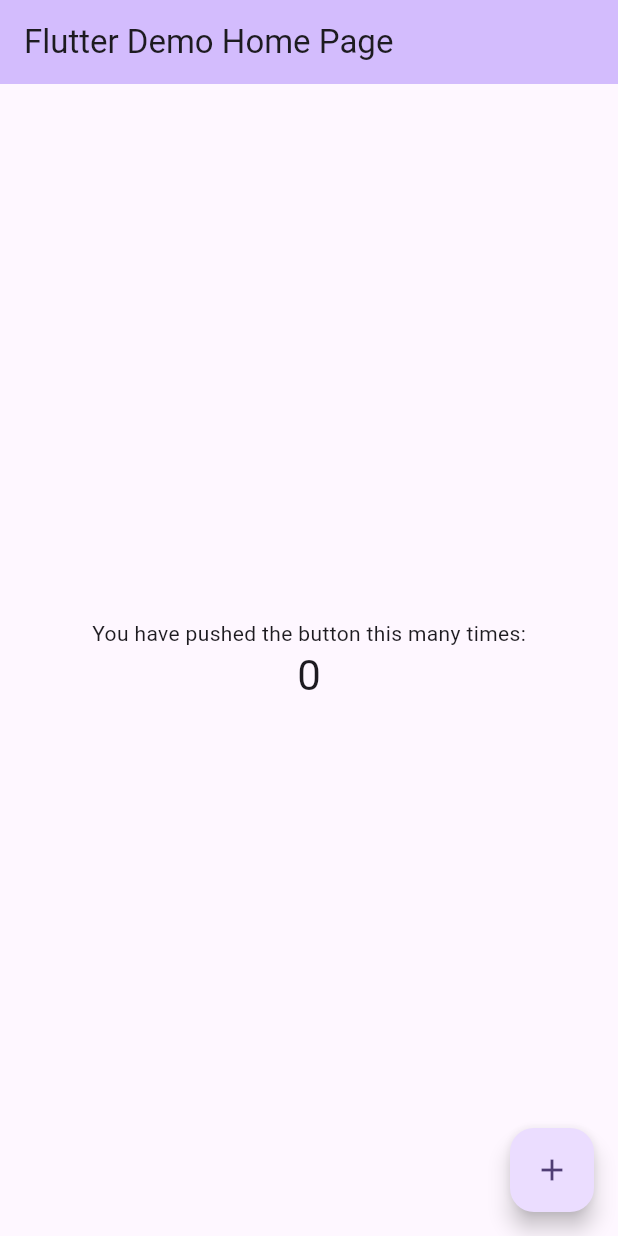
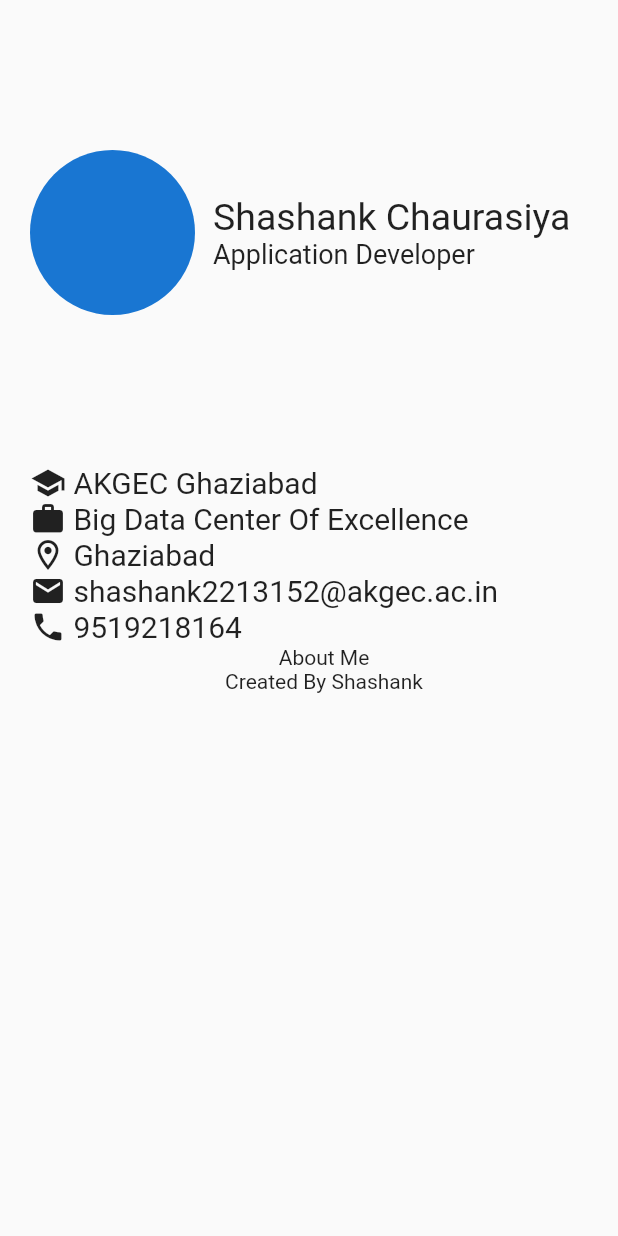
Before and after one commit to Shashankcode9/portfolio, a Flutter app: the screen it shows after launch, on a phone screen of 412 x 824 dp. Run offline on Flutter 3.47's test engine with Material 2 defaults, Android fonts, the phone set to English and light mode, and no system bars.

Commit message:
1st update

```diff
--- a/lib/main.dart
+++ b/lib/main.dart
@@ -1,125 +1,77 @@
 import 'package:flutter/material.dart';
 
 void main() {
-  runApp(const MyApp());
+  runApp(MaterialApp(
+    home: Home(),
+  ));
 }
 
-class MyApp extends StatelessWidget {
-  const MyApp({super.key});
+class Home extends StatelessWidget {
+  const Home({super.key});
 
-  // This widget is the root of your application.
   @override
   Widget build(BuildContext context) {
-    return MaterialApp(
-      title: 'Flutter Demo',
-      theme: ThemeData(
-        // This is the theme of your application.
-        //
-        // TRY THIS: Try running your application with "flutter run". You'll see
-        // the application has a blue toolbar. Then, without quitting the app,
-        // try changing the seedColor in the colorScheme below to Colors.green
-        // and then invoke "hot reload" (save your changes or press the "hot
-        // reload" button in a Flutter-supported IDE, or press "r" if you used
-        // the command line to start the app).
-        //
-        // Notice that the counter didn't reset back to zero; the application
-        // state is not lost during the reload. To reset the state, use hot
-        // restart instead.
-        //
-        // This works for code too, not just values: Most code changes can be
-        // tested with just a hot reload.
-        colorScheme: ColorScheme.fromSeed(seedColor: Colors.deepPurple),
-        useMaterial3: true,
+    return Scaffold(
+      body: Padding(
+        padding: const EdgeInsets.only(top:100.0,left: 20),
+        child: Column(
+          children: <Widget>[
+            Row(
+              children: <Widget>[
+                CircleAvatar(radius: 55,),
+                SizedBox(width: 12,),
+                Column(
+                  crossAxisAlignment: CrossAxisAlignment.start,
+                  children: <Widget>[
+                    Text("Shashank Chaurasiya",style: TextStyle(fontSize: 25),),
+                    Text("Application Developer",style: TextStyle(fontSize: 18),)
+                  ],
+                )
+              ],
+            ),
+            Column(
+              children: <Widget>[
+                Padding(
+                  padding: const EdgeInsets.only(top : 100.0),
+                  child: Row(
+                    children: [
+                      Icon(Icons.school),
+                      Text(" AKGEC Ghaziabad",style: TextStyle(fontSize: 20),)
+                    ],
+                  ),
+                ),
+                Row(
+                  children: [
+                    Icon(Icons.work),
+                    Text(" Big Data Center Of Excellence",style: TextStyle(fontSize: 20),)
+                  ],
+                ),
+                Row(
+                  children: [
+                    Icon(Icons.location_on_outlined),
+                    Text(" Ghaziabad",style: TextStyle(fontSize: 20),)
+                  ],
+                ),
+                Row(
+                  children: [
+                    Icon(Icons.mail),
+                    Text(" shashank2213152@akgec.ac.in",style: TextStyle(fontSize: 20),)
+                  ],
+                ),
+                Row(
+                  children: [
+                    Icon(Icons.phone),
+                    Text(" 9519218164",style: TextStyle(fontSize: 20),)
+                  ],
+                ),
+              ],
+            ),
+
+            Text("About Me"),
+            Text("Created By Shashank")
+          ],
+        ),
       ),
-      home: const MyHomePage(title: 'Flutter Demo Home Page'),
     );
   }
 }
-
-class MyHomePage extends StatefulWidget {
-  const MyHomePage({super.key, required this.title});
-
-  // This widget is the home page of your application. It is stateful, meaning
-  // that it has a State object (defined below) that contains fields that affect
-  // how it looks.
-
-  // This class is the configuration for the state. It holds the values (in this
-  // case the title) provided by the parent (in this case the App widget) and
-  // used by the build method of the State. Fields in a Widget subclass are
-  // always marked "final".
-
-  final String title;
-
-  @override
-  State<MyHomePage> createState() => _MyHomePageState();
-}
-
-class _MyHomePageState extends State<MyHomePage> {
-  int _counter = 0;
-
-  void _incrementCounter() {
-    setState(() {
-      // This call to setState tells the Flutter framework that something has
-      // changed in this State, which causes it to rerun the build method below
-      // so that the display can reflect the updated values. If we changed
-      // _counter without calling setState(), then the build method would not be
-      // called again, and so nothing would appear to happen.
-      _counter++;
-    });
-  }
-
-  @override
-  Widget build(BuildContext context) {
-    // This method is rerun every time setState is called, for instance as done
-    // by the _incrementCounter method above.
-    //
-    // The Flutter framework has been optimized to make rerunning build methods
-    // fast, so that you can just rebuild anything that needs updating rather
-    // than having to individually change instances of widgets.
-    return Scaffold(
-      appBar: AppBar(
-        // TRY THIS: Try changing the color here to a specific color (to
-        // Colors.amber, perhaps?) and trigger a hot reload to see the AppBar
-        // change color while the other colors stay the same.
-        backgroundColor: Theme.of(context).colorScheme.inversePrimary,
-        // Here we take the value from the MyHomePage object that was created by
-        // the App.build method, and use it to set our appbar title.
-        title: Text(widget.title),
-      ),
-      body: Center(
-        // Center is a layout widget. It takes a single child and positions it
-        // in the middle of the parent.
-        child: Column(
-          // Column is also a layout widget. It takes a list of children and
-          // arranges them vertically. By default, it sizes itself to fit its
-          // children horizontally, and tries to be as tall as its parent.
-          //
-          // Column has various properties to control how it sizes itself and
-          // how it positions its children. Here we use mainAxisAlignment to
-          // center the children vertically; the main axis here is the vertical
-          // axis because Columns are vertical (the cross axis would be
-          // horizontal).
-          //
-          // TRY THIS: Invoke "debug painting" (choose the "Toggle Debug Paint"
-          // action in the IDE, or press "p" in the console), to see the
-          // wireframe for each widget.
-          mainAxisAlignment: MainAxisAlignment.center,
-          children: <Widget>[
-            const Text(
-              'You have pushed the button this many times:',
-            ),
-            Text(
-              '$_counter',
-              style: Theme.of(context).textTheme.headlineMedium,
-            ),
-          ],
-        ),
-      ),
-      floatingActionButton: FloatingActionButton(
-        onPressed: _incrementCounter,
-        tooltip: 'Increment',
-        child: const Icon(Icons.add),
-      ), // This trailing comma makes auto-formatting nicer for build methods.
-    );
-  }
-}
```
